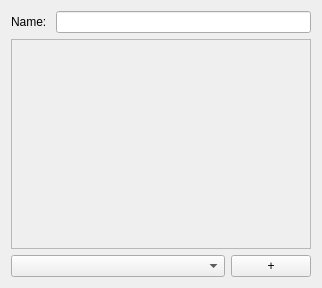
Before: the Qt Designer form sandbox/UI/ObjectEditor/ObjectEditor.ui in Lonartie/GraphicsSandbox, drawn with Qt 5.
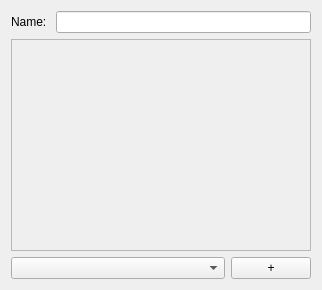
After: the same form once the commit is applied.

The edit to the form file:
```diff
--- a/sandbox/UI/ObjectEditor/ObjectEditor.ui
+++ b/sandbox/UI/ObjectEditor/ObjectEditor.ui
@@ -7,7 +7,7 @@
     <x>0</x>
     <y>0</y>
     <width>322</width>
-    <height>288</height>
+    <height>290</height>
    </rect>
   </property>
   <property name="windowTitle">
@@ -41,7 +41,7 @@
         <x>0</x>
         <y>0</y>
         <width>302</width>
-        <height>208</height>
+        <height>210</height>
        </rect>
       </property>
       <layout class="QVBoxLayout" name="verticalLayout"/>
```
Left out of the diff: 6 changed lines with no effect on the pictures.
